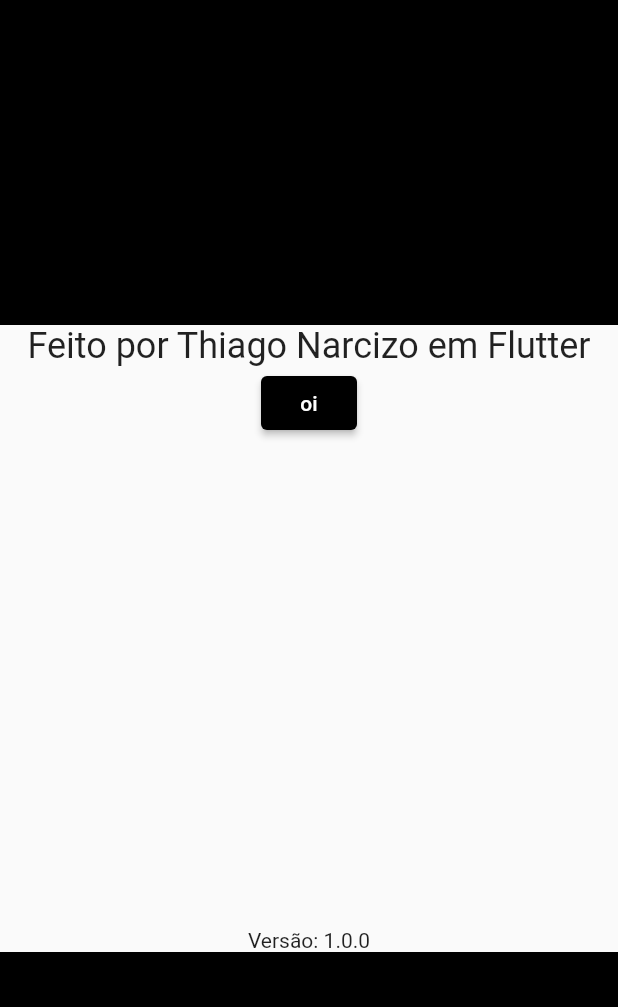
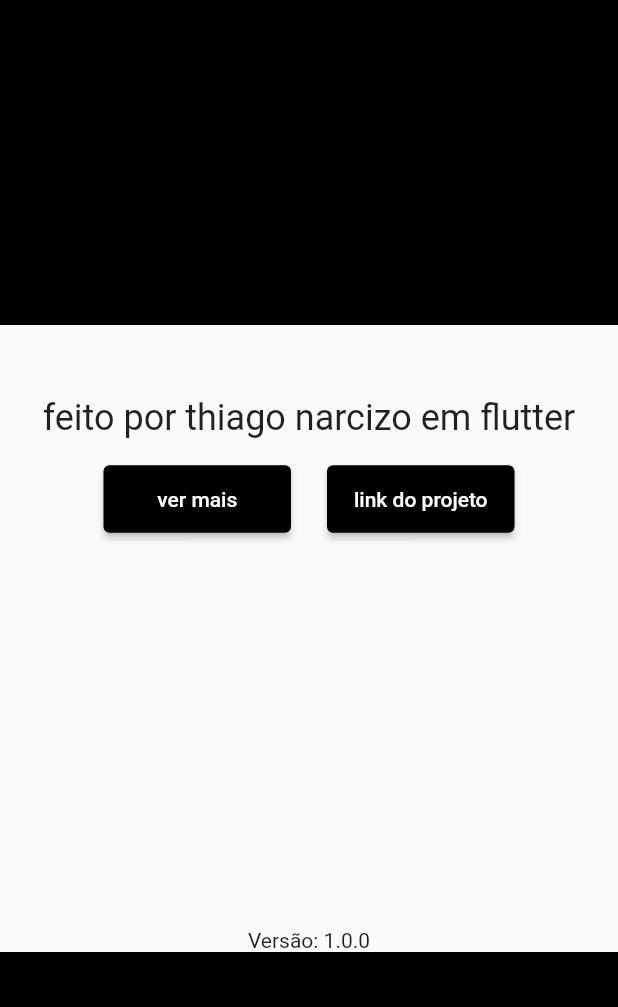
Before and after one commit to thiagonarcizo/MedLook, a Flutter app: the Credits screen opened directly, on a phone screen of 412 x 824 dp, the part 59-1066 px from its top. Run offline on Flutter 3.47's test engine with Material 2 defaults, Android fonts, the light colour scheme and no system bars; our stand-ins replace intro_slider, shared_preferences; missing offline and left inert: proste_bezier_curve, window_size; accounts and stored records are empty.

Commit message:
Credits page

```diff
--- a/lib/pages/credits.dart
+++ b/lib/pages/credits.dart
@@ -13,7 +13,7 @@
       drawer: SideMenu(),
       body: SafeArea(
         child: Column(
-          mainAxisSize: MainAxisSize.min,
+          mainAxisSize: MainAxisSize.max,
           crossAxisAlignment: CrossAxisAlignment.center,
           mainAxisAlignment: MainAxisAlignment.center,
           children: [
@@ -34,31 +34,60 @@
                 color: Colors.black,
               ),
             ),
-            Expanded(
-              child: ListView(
-                padding: EdgeInsets.zero,
+            Padding(
+              padding: const EdgeInsets.only(top: 48.0),
+              child: Column(
+                crossAxisAlignment: CrossAxisAlignment.center,
+                mainAxisAlignment: MainAxisAlignment.center,
+                mainAxisSize: MainAxisSize.min,
                 children: [
-                  Center(
-                    child: Column(
-                      children: [
-                        const Text(
-                          'Feito por Thiago Narcizo em Flutter',
+                  const Padding(
+                    padding: EdgeInsets.only(bottom: 16),
+                    child: Text(
+                      'feito por thiago narcizo em flutter',
                       style: TextStyle(fontSize: 24),
                     ),
+                  ),
+                  Row(
+                    mainAxisSize: MainAxisSize.min,
+                    children: [
                       ElevatedButton(
                         onPressed: () async {
-                            final Uri uri =
-                                Uri.parse("https://www.narcizo.xyz/");
+                          final Uri uri = Uri.parse("https://www.narcizo.xyz/");
                           if (await canLaunchUrl(uri)) {
-                              await launchUrl(uri);
+                            await launchUrl(uri,
+                                mode: LaunchMode.externalApplication);
                           } else {
                             print('can\'t launch');
                           }
                         },
-                          child: Text('oi'),
+                        style: ElevatedButton.styleFrom(
+                          primary: Colors.black,
+                          onPrimary: Colors.white,
+                          fixedSize: const Size(125, 45),
+                        ),
+                        child: const Text('ver mais'),
+                      ),
+                      const SizedBox(width: 24),
+                      ElevatedButton(
+                        onPressed: () async {
+                          final Uri uri = Uri.parse(
+                              "https://github.com/thiagonarcizo/MedLook");
+                          if (await canLaunchUrl(uri)) {
+                            await launchUrl(uri,
+                                mode: LaunchMode.externalApplication);
+                          } else {
+                            print('can\'t launch');
+                          }
+                        },
+                        style: ElevatedButton.styleFrom(
+                          primary: Colors.black,
+                          onPrimary: Colors.white,
+                          fixedSize: const Size(125, 45),
+                        ),
+                        child: const Text('link do projeto'),
                       ),
                     ],
-                    ),
                   ),
                 ],
               ),
```
Also changed, not shown: lib/pages/home.dart (+36 -3 lines), 1 other file. Lines whose indentation alone changed are shown as unchanged.
